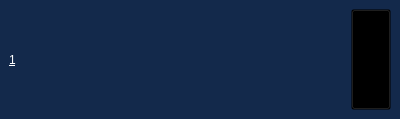
Qt form speaker_view.ui (mkirby528/Run-MUN) before a commit.
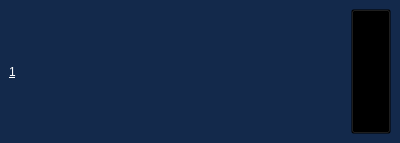
The same form after that commit. Icons and pictures are not drawn.

Commit message: fixed bug w/ cutting of speaker name

Patch:
```diff
--- a/speaker_view.ui
+++ b/speaker_view.ui
@@ -7,11 +7,11 @@
     <x>0</x>
     <y>0</y>
     <width>400</width>
-    <height>119</height>
+    <height>143</height>
    </rect>
   </property>
   <property name="sizePolicy">
-   <sizepolicy hsizetype="Preferred" vsizetype="Fixed">
+   <sizepolicy hsizetype="Preferred" vsizetype="MinimumExpanding">
     <horstretch>0</horstretch>
     <verstretch>0</verstretch>
    </sizepolicy>
@@ -469,6 +469,12 @@
    <number>0</number>
   </property>
   <widget class="QWidget" name="display_mode_view">
+   <property name="sizePolicy">
+    <sizepolicy hsizetype="Preferred" vsizetype="Expanding">
+     <horstretch>0</horstretch>
+     <verstretch>0</verstretch>
+    </sizepolicy>
+   </property>
    <layout class="QHBoxLayout" name="horizontalLayout">
     <item>
      <widget class="QLabel" name="speaker_number_label">
@@ -485,7 +491,7 @@
       <property name="sizePolicy">
        <sizepolicy hsizetype="Expanding" vsizetype="Expanding">
         <horstretch>5</horstretch>
-        <verstretch>0</verstretch>
+        <verstretch>1</verstretch>
        </sizepolicy>
       </property>
       <property name="font">
@@ -505,7 +511,7 @@
        <string/>
       </property>
       <property name="alignment">
-       <set>Qt::AlignCenter</set>
+       <set>Qt::AlignLeading|Qt::AlignLeft|Qt::AlignVCenter</set>
       </property>
       <property name="wordWrap">
        <bool>true</bool>
```
Left out of the diff: 3 changed lines with no effect on the pictures. The commit also changes 2 other files.
